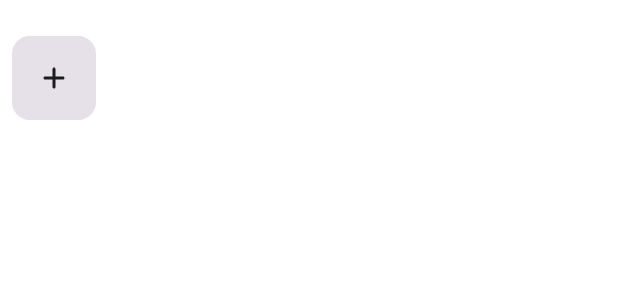
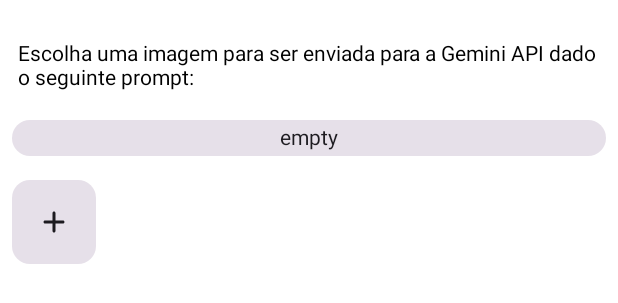
Before and after one commit to angelica-oliv/geminiapiexplorer, an Android app built with Jetpack Compose: the @Preview function GeminiExplorerScreenPreview, on a phone screen of 412 x 824 dp. Shown: the top 303 px of the screen. Run offline under Robolectric (Android 15) with nearby library versions, the phone set to English and light mode, and no system bars; libraries missing offline, so code that uses them is left out: com.google.ai.client; pictures from the network do not load.

Commit message:
Improvements on layout

```diff
--- a/GeminiAPIExplorer/app/src/main/java/com/angelicao/geminiapiexplorer/GeminiExplorerUiState.kt
+++ b/GeminiAPIExplorer/app/src/main/java/com/angelicao/geminiapiexplorer/GeminiExplorerUiState.kt
@@ -5,20 +5,22 @@ package com.angelicao.geminiapiexplorer
  */
 sealed interface GeminiExplorerUiState {
 
+    val prompt: String
     /**
      * Empty state when the screen is first shown
      */
-    object Initial : GeminiExplorerUiState
+    data class Initial(override val prompt: String) : GeminiExplorerUiState
 
     /**
      * Still loading
      */
-    object Loading : GeminiExplorerUiState
+    data class Loading(override val prompt: String) : GeminiExplorerUiState
 
     /**
      * Text has been generated
      */
     data class Success(
+        override val prompt: String,
         val outputText: String
     ) : GeminiExplorerUiState
 
@@ -26,6 +28,7 @@ sealed interface GeminiExplorerUiState {
      * There was an error generating text
      */
     data class Error(
+        override val prompt: String,
         val errorMessage: String
     ) : GeminiExplorerUiState
 }
--- a/GeminiAPIExplorer/app/src/main/java/com/angelicao/geminiapiexplorer/MainActivity.kt
+++ b/GeminiAPIExplorer/app/src/main/java/com/angelicao/geminiapiexplorer/MainActivity.kt
@@ -16,6 +16,7 @@ import androidx.compose.foundation.layout.fillMaxSize
 import androidx.compose.foundation.layout.fillMaxWidth
 import androidx.compose.foundation.layout.padding
 import androidx.compose.foundation.layout.requiredSize
+import androidx.compose.foundation.layout.wrapContentHeight
 import androidx.compose.foundation.layout.wrapContentWidth
 import androidx.compose.foundation.lazy.LazyRow
 import androidx.compose.foundation.lazy.items
@@ -112,7 +113,7 @@ suspend fun getBitmapImages(imageUris: List<Uri>,
 
 @Composable
 fun GeminiExplorerScreen(
-    uiState: GeminiExplorerUiState = GeminiExplorerUiState.Initial,
+    uiState: GeminiExplorerUiState = GeminiExplorerUiState.Initial("empty"),
     onImagesSelected: (List<Bitmap>) -> Unit = {}
 ) {
     val coroutineScope = rememberCoroutineScope()
@@ -146,6 +147,31 @@ fun GeminiExplorerScreen(
         Row(
             modifier = Modifier.padding(top = 16.dp)
         ) {
+            Text(
+                text = stringResource(R.string.choose_image),
+                modifier = Modifier
+                    .padding(all = 4.dp)
+            )
+        }
+        Row(
+            modifier = Modifier.padding(top = 16.dp)
+        ) {
+            Card(
+                modifier = Modifier
+                    .fillMaxWidth()
+                    .wrapContentHeight()
+            ) {
+                Text(
+                    text = uiState.prompt,
+                    modifier = Modifier
+                        .padding(all = 4.dp)
+                        .align(Alignment.CenterHorizontally)
+                )
+            }
+        }
+        Row(
+            modifier = Modifier.padding(top = 16.dp)
+        ) {
             Card(
                 modifier = Modifier.wrapContentWidth()
             ) {
@@ -167,7 +193,8 @@ fun GeminiExplorerScreen(
             }
         }
         LazyRow(
-            modifier = Modifier.padding(all = 8.dp)
+            modifier = Modifier
+                .padding(all = 8.dp)
                 .align(Alignment.CenterHorizontally)
         ) {
             items(imageUris)  { imageUri ->
@@ -181,11 +208,11 @@ fun GeminiExplorerScreen(
             }
         }
         when (uiState) {
-            GeminiExplorerUiState.Initial -> {
+            is GeminiExplorerUiState.Initial -> {
                 // Nothing is shown
             }
 
-            GeminiExplorerUiState.Loading -> {
+            is GeminiExplorerUiState.Loading -> {
                 Box(
                     contentAlignment = Alignment.Center,
                     modifier = Modifier
--- a/GeminiAPIExplorer/app/src/main/res/values/strings.xml
+++ b/GeminiAPIExplorer/app/src/main/res/values/strings.xml
@@ -1,4 +1,5 @@
 <resources>
     <string name="app_name">GeminiAPIExplorer</string>
-    <string name="add_image">Add Image</string>
+    <string name="choose_image">Escolha uma imagem para ser enviada para a Gemini API dado o seguinte prompt:</string>
+    <string name="add_image">Adicionar Imagem</string>
 </resources>
```
Also changed, not shown: GeminiAPIExplorer/app/src/main/java/com/angelicao/geminiapiexplorer/GeminiExplorerViewModel.kt (+6 -6 lines), 1 other file.
